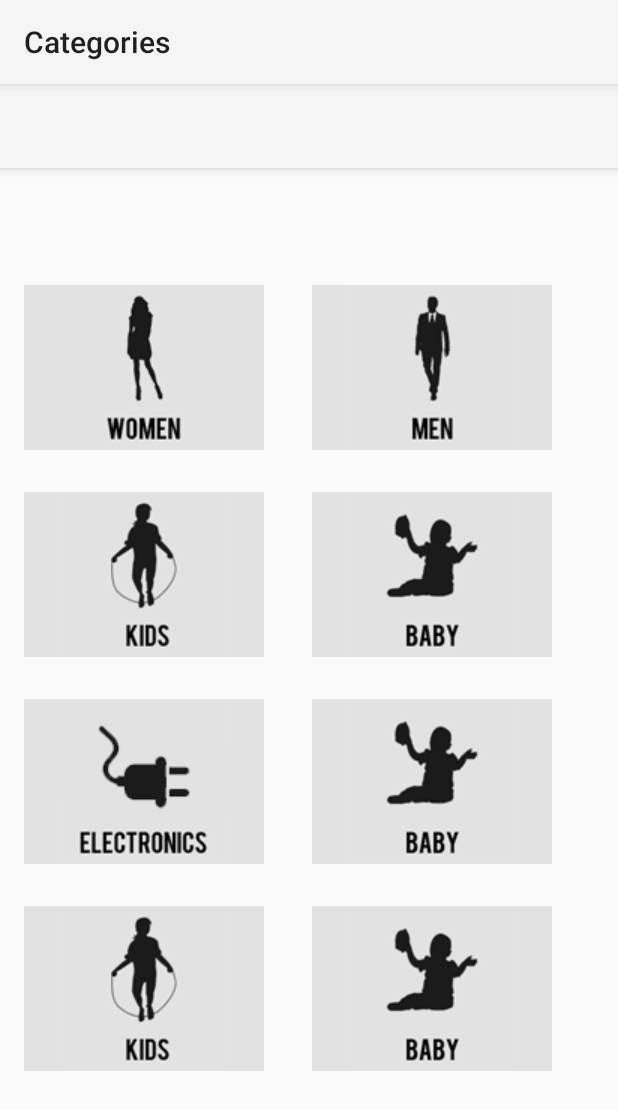
After one commit to pricemate/CS499, an Android app: the CategoriesActivity screen opened directly, with no data from a screen before it, on a phone screen of 412 x 824 dp. The commit adds this screen. Shown: the top 1110 px of the screen. Run offline under Robolectric (Android 15) with nearby library versions, the phone set to English and light mode, and no system bars.

```diff
--- /dev/null
+++ b/app/src/main/java/com/example/melanie/ideal/CategoriesActivity.java
@@ -0,0 +1,19 @@
+package com.example.melanie.ideal;
+
+import android.os.Bundle;
+import android.support.v7.app.ActionBar;
+import android.support.v7.app.AppCompatActivity;
+import android.widget.ImageButton;
+
+public class CategoriesActivity extends AppCompatActivity {
+
+    ImageButton womenButton;
+
+    @Override
+    protected void onCreate(Bundle savedInstanceState) {
+        super.onCreate(savedInstanceState);
+        setContentView(R.layout.activity_categories);
+
+        womenButton = (ImageButton) findViewById(R.id.womenIcon);
+    }
+}
--- a/app/src/main/java/com/example/melanie/ideal/Details.java
+++ b/app/src/main/java/com/example/melanie/ideal/Details.java
@@ -1,16 +1,12 @@
 package com.example.melanie.ideal;
 
 import android.os.Bundle;
-import android.support.design.widget.FloatingActionButton;
-import android.support.design.widget.Snackbar;
 import android.support.v7.app.AppCompatActivity;
-import android.support.v7.widget.Toolbar;
 import android.view.View;
 import android.view.Menu;
 import android.view.MenuItem;
 import android.widget.Button;
 import android.widget.TextView;
-
 import android.content.Intent;
 import android.net.Uri;
 
@@ -35,8 +31,6 @@ public class Details extends AppCompatActivity {
         });
 
         itemDescriptionTextView = (TextView) findViewById(R.id.itemDescriptionTextView);
-
-
     }
 
     @Override
--- /dev/null
+++ b/app/src/main/res/layout/activity_categories.xml
@@ -0,0 +1,27 @@
+<?xml version="1.0" encoding="utf-8"?>
+<android.support.design.widget.CoordinatorLayout
+    xmlns:android="http://schemas.android.com/apk/res/android"
+    xmlns:app="http://schemas.android.com/apk/res-auto"
+    xmlns:tools="http://schemas.android.com/tools"
+    android:layout_width="match_parent"
+    android:layout_height="match_parent"
+    android:fitsSystemWindows="true"
+    tools:context="com.example.melanie.ideal.CategoriesActivity">
+
+    <android.support.design.widget.AppBarLayout
+        android:layout_height="wrap_content"
+        android:layout_width="match_parent"
+        android:theme="@style/AppTheme.AppBarOverlay">
+
+        <android.support.v7.widget.Toolbar
+            android:id="@+id/toolbar"
+            android:layout_width="match_parent"
+            android:layout_height="?attr/actionBarSize"
+            android:background="?attr/colorPrimary"
+            app:popupTheme="@style/AppTheme.PopupOverlay" />
+
+    </android.support.design.widget.AppBarLayout>
+
+    <include layout="@layout/content_categories"/>
+
+</android.support.design.widget.CoordinatorLayout>
--- /dev/null
+++ b/app/src/main/res/layout/content_categories.xml
@@ -0,0 +1,101 @@
+<?xml version="1.0" encoding="utf-8"?>
+
+<GridLayout
+    xmlns:android="http://schemas.android.com/apk/res/android"
+    xmlns:tools="http://schemas.android.com/tools"
+    xmlns:app="http://schemas.android.com/apk/res-auto"
+    android:adjustViewBounds="true"
+    android:layout_centerInParent = "true"
+    android:layout_centerHorizontal="true"
+    android:layout_gravity="center"
+    android:layout_width="match_parent"
+    android:layout_height="match_parent"
+    app:layout_behavior="@string/appbar_scrolling_view_behavior"
+    tools:showIn="@layout/activity_categories"
+    tools:context="com.example.melanie.ideal.CategoriesActivity"
+    android:useDefaultMargins="true"
+    android:alignmentMode="alignBounds"
+    android:rowOrderPreserved="false"
+    android:columnCount="2"
+    android:rowCount="5">
+
+    <ScrollView
+        android:layout_width="wrap_content"
+        android:layout_height="wrap_content"
+        android:id="@+id/scrollView"
+        android:layout_row="0"
+        android:layout_column="0" />
+
+    <ImageButton
+        style="?android:borderlessButtonStyle"
+        android:layout_width="wrap_content"
+        android:layout_height="wrap_content"
+        android:id="@+id/womenIcon"
+        android:src="@drawable/women"
+        android:layout_row="1"
+        android:layout_column="0" />
+
+    <ImageButton
+        style="?android:borderlessButtonStyle"
+        android:layout_width="wrap_content"
+        android:layout_height="wrap_content"
+        android:id="@+id/menIcon"
+        android:src="@drawable/men"
+        android:layout_row="1"
+        android:layout_column="1" />
+
+    <ImageButton
+        style="?android:borderlessButtonStyle"
+        android:layout_width="wrap_content"
+        android:layout_height="wrap_content"
+        android:id="@+id/kidsIcon"
+        android:src="@drawable/kids"
+        android:layout_row="2"
+        android:layout_column="0" />
+
+    <ImageButton
+        style="?android:borderlessButtonStyle"
+        android:layout_width="wrap_content"
+        android:layout_height="wrap_content"
+        android:id="@+id/babyIcon"
+        android:src="@drawable/baby"
+        android:layout_row="2"
+        android:layout_column="1" />
+
+    <ImageButton
+        style="?android:borderlessButtonStyle"
+        android:layout_width="wrap_content"
+        android:layout_height="wrap_content"
+        android:id="@+id/electronicsIcon"
+        android:src="@drawable/electronics"
+        android:layout_row="3"
+        android:layout_column="0" />
+
+    <ImageButton
+        style="?android:borderlessButtonStyle"
+        android:layout_width="wrap_content"
+        android:layout_height="wrap_content"
+        android:id="@+id/foodIcon"
+        android:src="@drawable/baby"
+        android:layout_row="3"
+        android:layout_column="1" />
+
+    <ImageButton
+        style="?android:borderlessButtonStyle"
+        android:layout_width="wrap_content"
+        android:layout_height="wrap_content"
+        android:id="@+id/homeIcon"
+        android:src="@drawable/kids"
+        android:layout_row="4"
+        android:layout_column="0" />
+
+    <ImageButton
+        style="?android:borderlessButtonStyle"
+        android:layout_width="wrap_content"
+        android:layout_height="wrap_content"
+        android:id="@+id/entertainmentIcon"
+        android:src="@drawable/baby"
+        android:layout_row="4"
+        android:layout_column="1" />
+
+</GridLayout>
--- a/app/src/main/res/values/strings.xml
+++ b/app/src/main/res/values/strings.xml
@@ -1,4 +1,7 @@
 <resources>
     <string name="app_name">Ideal</string>
     <string name="action_settings">Settings</string>
+    <string name="title_categories">Categories</string>
+    <string name="title_activity_search">SearchActivity</string>
+    <string name="title_activity_browse">Browse</string>
 </resources>
--- a/app/src/main/res/values/styles.xml
+++ b/app/src/main/res/values/styles.xml
@@ -17,4 +17,8 @@
 
     <style name="AppTheme.PopupOverlay" parent="ThemeOverlay.AppCompat.Light" />
 
+    <style name="AppBarOverlay" parent="ThemeOverlay.AppCompat.Dark.ActionBar" />
+
+    <style name="PopupOverlay" parent="ThemeOverlay.AppCompat.Light" />
+
 </resources>
```
Also changed, not shown: app/src/main/AndroidManifest.xml (+21 -4 lines), app/src/main/java/com/example/melanie/ideal/Browse.java (added, +39 -0 lines), app/src/main/java/com/example/melanie/ideal/SearchActivity.java (added, +20 -0 lines), app/src/main/res/layout/activity_browse.xml (added, +26 -0 lines), app/src/main/res/layout/activity_search.xml (added, +34 -0 lines), app/src/main/res/layout/content_browse.xml (added, +36 -0 lines), app/src/main/res/layout/content_search.xml (added, +15 -0 lines), app/src/main/res/drawable-mdpi/baby.png (added), app/src/main/res/drawable-mdpi/deal_preview.png (added), app/src/main/res/drawable-mdpi/electronics.png (added), app/src/main/res/drawable-mdpi/kids.png (added), app/src/main/res/drawable-mdpi/men.png (added), app/src/main/res/drawable-mdpi/michaelkorscrossbody.png (added), app/src/main/res/drawable-mdpi/women.png (added).
